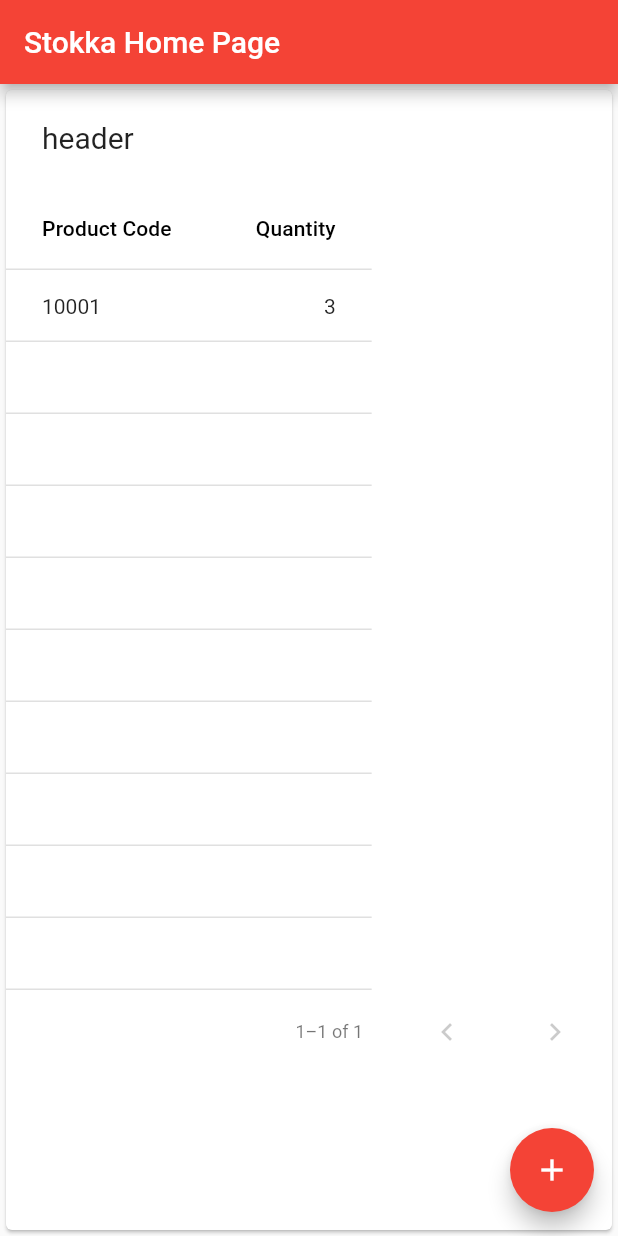
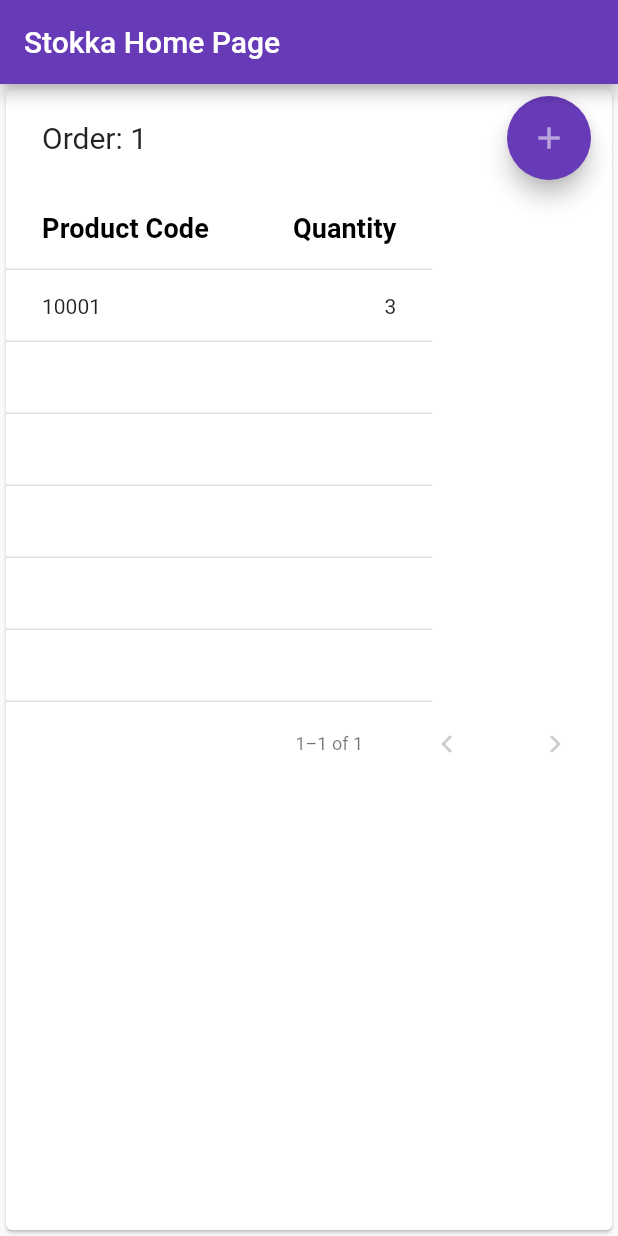
Before and after one commit to bwhitecr/stokka, a Flutter app: the screen it shows after launch, after a tap on the "add" icon, on a phone screen of 412 x 824 dp. Run offline on Flutter 3.47's test engine with Material 2 defaults, Android fonts, the phone set to English and light mode, and no system bars.

Commit message:
Modified the way the data cells in the grid are built and displayed.

```diff
--- a/lib/main.dart
+++ b/lib/main.dart
@@ -19,7 +19,7 @@ class MyApp extends StatelessWidget {
         // "hot reload" (press "r" in the console where you ran "flutter run",
         // or press Run > Flutter Hot Reload in IntelliJ). Notice that the
         // counter didn't reset back to zero; the application is not restarted.
-        primarySwatch: Colors.red,
+        primarySwatch: Colors.deepPurple,
       ),
       home: new MyHomePage(title: 'Stokka Home Page'),
     );
@@ -49,13 +49,6 @@ class _MyHomePageState extends State<MyHomePage> {
   Random _random = new Random(654);
   OrderDataSource _dataSource = new OrderDataSource();
 
-  List<DataColumn> getColumns() {
-    var columns = new List<DataColumn>();
-    columns.add(new DataColumn(label: new Text('Product Code')));
-    columns.add(new DataColumn(label: new Text('Quantity'), numeric: true));
-    return columns;
-  }
-
   void _incrementCounter() {
     setState(() {
       // This call to setState tells the Flutter framework that something has
@@ -64,7 +57,7 @@ class _MyHomePageState extends State<MyHomePage> {
       // _counter without calling setState(), then the build method would not be
       // called again, and so nothing would appear to happen.
       _counter++;
-      var productCode =  '$_counter';
+      var productCode = '$_counter';
       var qty = (_random.nextDouble() * 10).floor() + 1;
       var p = _dataSource.addRow(productCode, qty);
       print('Ordered product ${p.productCode}');
@@ -89,19 +82,30 @@ class _MyHomePageState extends State<MyHomePage> {
         // Center is a layout widget. It takes a single child and positions it
         // in the middle of the parent.
         child: new PaginatedDataTable(
-          header: new Text('header'),
-          columns: getColumns(),
+          header: new Text(_dataSource.description),
+          columns: [
+            new DataColumn(
+                label: new Text(
+              'Product Code',
+              style: new TextStyle(fontSize: 18.0, fontWeight: FontWeight.bold),
+            )),
+            new DataColumn(
+                label: new Text('Quantity',
+                    style: new TextStyle(
+                        fontSize: 18.0, fontWeight: FontWeight.bold)),
+                numeric: true)
+          ],
           source: _dataSource,
+          rowsPerPage: 6,
+          actions: [
+            new FloatingActionButton(
+              onPressed: _incrementCounter,
+              tooltip: 'Increment',
+              child: new Icon(Icons.add),
+            )
+          ],
         ),
-        // child: new ListView(
-        //   children: _order.orderedLines.map((product) => new Text('${product.productCode} ${product.quantityOrdered}')).toList(),
-        // ),
       ),
-      floatingActionButton: new FloatingActionButton(
-        onPressed: _incrementCounter,
-        tooltip: 'Increment',
-        child: new Icon(Icons.add),
-      ), // This trailing comma makes auto-formatting nicer for build methods.
     );
   }
 }
--- a/lib/order.dart
+++ b/lib/order.dart
@@ -1,11 +1,12 @@
 import './orderLineItem.dart';
 
 class Order {
-  num _lineId;
-  num orderNumber;
+  int _lineId;
+  int orderNumber;
   List<OrderLineItem> orderedLines;
 
   Order() {
+    orderNumber = 1;
     orderedLines = new List<OrderLineItem>();
     _lineId = 1;
   }
@@ -19,4 +20,6 @@ class Order {
     orderedLines.add(prod);
     return prod;
   }
+
+  String get description => 'Order: $orderNumber';
 }
--- a/lib/orderDataSource.dart
+++ b/lib/orderDataSource.dart
@@ -14,13 +14,11 @@ class OrderDataSource extends DataTableSource {
   @override
   DataRow getRow(int index) {
     var product = _order.orderedLines[index];
-    var cells = new List<DataCell>();
-    cells.add(new DataCell(new Text('${product.productCode}')));
-    cells.add(new DataCell(new Text('${product.quantityOrdered}')));
 
-    var row = new DataRow(
-      cells: cells
-    );
+    var row = new DataRow(cells: [
+      new DataCell(new Text('${product.productCode}')),
+      new DataCell(new Text('${product.quantityOrdered}'))
+    ]);
     return row;
   }
 
@@ -33,4 +31,5 @@ class OrderDataSource extends DataTableSource {
   @override
   int get selectedRowCount => 0;
 
+  String get description => _order.description;
 }
```
